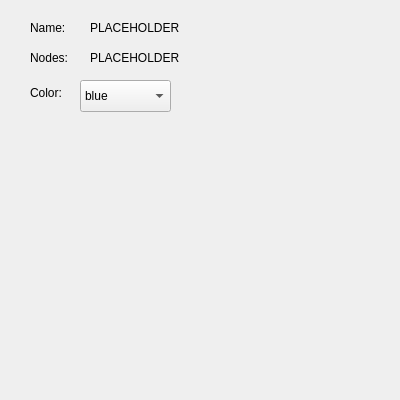
Above: src/ui/curvedetails.ui from ATh0m/curve-editor before the change. Below: the same form after it.
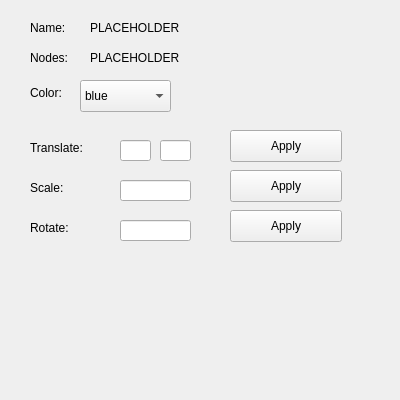
That is the form after the change.

Commit message: Added curve translate, scale, rotate

Patch:
```diff
--- a/src/ui/curvedetails.ui
+++ b/src/ui/curvedetails.ui
@@ -124,6 +124,124 @@
      </property>
     </item>
    </widget>
+   <widget class="QLabel" name="label_4">
+    <property name="geometry">
+     <rect>
+      <x>30</x>
+      <y>140</y>
+      <width>61</width>
+      <height>16</height>
+     </rect>
+    </property>
+    <property name="text">
+     <string>Translate:</string>
+    </property>
+   </widget>
+   <widget class="QLabel" name="label_5">
+    <property name="geometry">
+     <rect>
+      <x>30</x>
+      <y>180</y>
+      <width>58</width>
+      <height>16</height>
+     </rect>
+    </property>
+    <property name="text">
+     <string>Scale:</string>
+    </property>
+   </widget>
+   <widget class="QLabel" name="label_6">
+    <property name="geometry">
+     <rect>
+      <x>30</x>
+      <y>220</y>
+      <width>58</width>
+      <height>16</height>
+     </rect>
+    </property>
+    <property name="text">
+     <string>Rotate:</string>
+    </property>
+   </widget>
+   <widget class="QLineEdit" name="translate_dx">
+    <property name="geometry">
+     <rect>
+      <x>120</x>
+      <y>140</y>
+      <width>31</width>
+      <height>21</height>
+     </rect>
+    </property>
+   </widget>
+   <widget class="QLineEdit" name="translate_dy">
+    <property name="geometry">
+     <rect>
+      <x>160</x>
+      <y>140</y>
+      <width>31</width>
+      <height>21</height>
+     </rect>
+    </property>
+   </widget>
+   <widget class="QLineEdit" name="scaleInput">
+    <property name="geometry">
+     <rect>
+      <x>120</x>
+      <y>180</y>
+      <width>71</width>
+      <height>21</height>
+     </rect>
+    </property>
+   </widget>
+   <widget class="QLineEdit" name="rotateInput">
+    <property name="geometry">
+     <rect>
+      <x>120</x>
+      <y>220</y>
+      <width>71</width>
+      <height>21</height>
+     </rect>
+    </property>
+   </widget>
+   <widget class="QPushButton" name="translateApply">
+    <property name="geometry">
+     <rect>
+      <x>230</x>
+      <y>130</y>
+      <width>112</width>
+      <height>32</height>
+     </rect>
+    </property>
+    <property name="text">
+     <string>Apply</string>
+    </property>
+   </widget>
+   <widget class="QPushButton" name="scaleApply">
+    <property name="geometry">
+     <rect>
+      <x>230</x>
+      <y>170</y>
+      <width>112</width>
+      <height>32</height>
+     </rect>
+    </property>
+    <property name="text">
+     <string>Apply</string>
+    </property>
+   </widget>
+   <widget class="QPushButton" name="rotateApply">
+    <property name="geometry">
+     <rect>
+      <x>230</x>
+      <y>210</y>
+      <width>112</width>
+      <height>32</height>
+     </rect>
+    </property>
+    <property name="text">
+     <string>Apply</string>
+    </property>
+   </widget>
   </widget>
  </widget>
  <resources/>
```
The commit also changes 2 other files.
